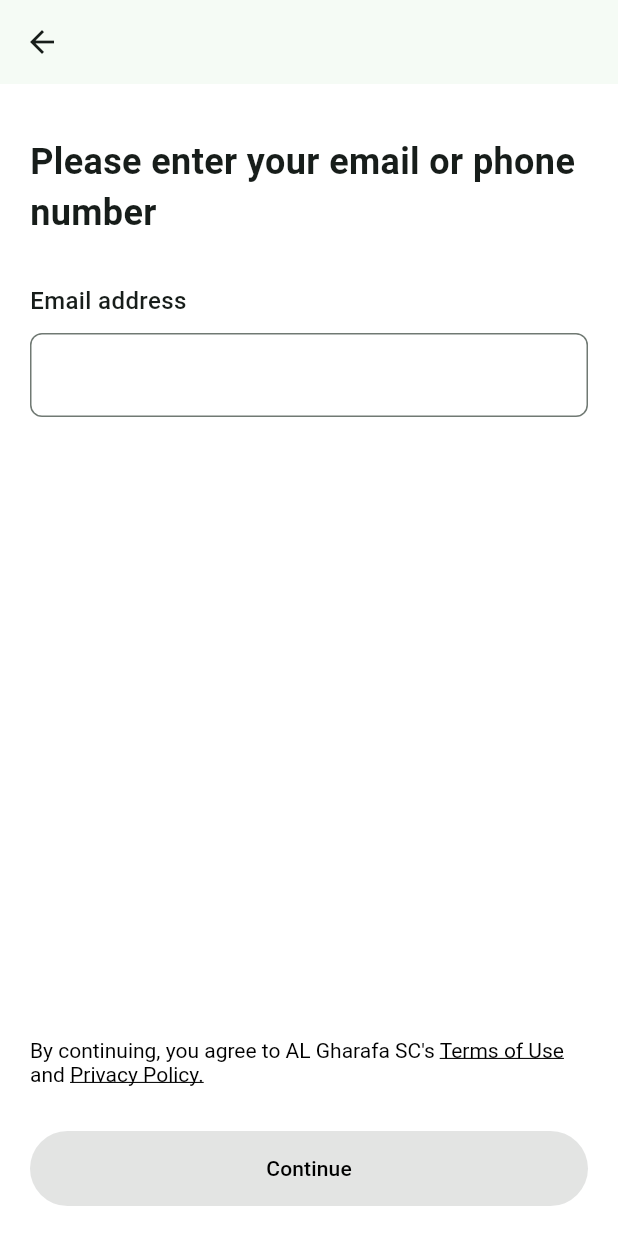
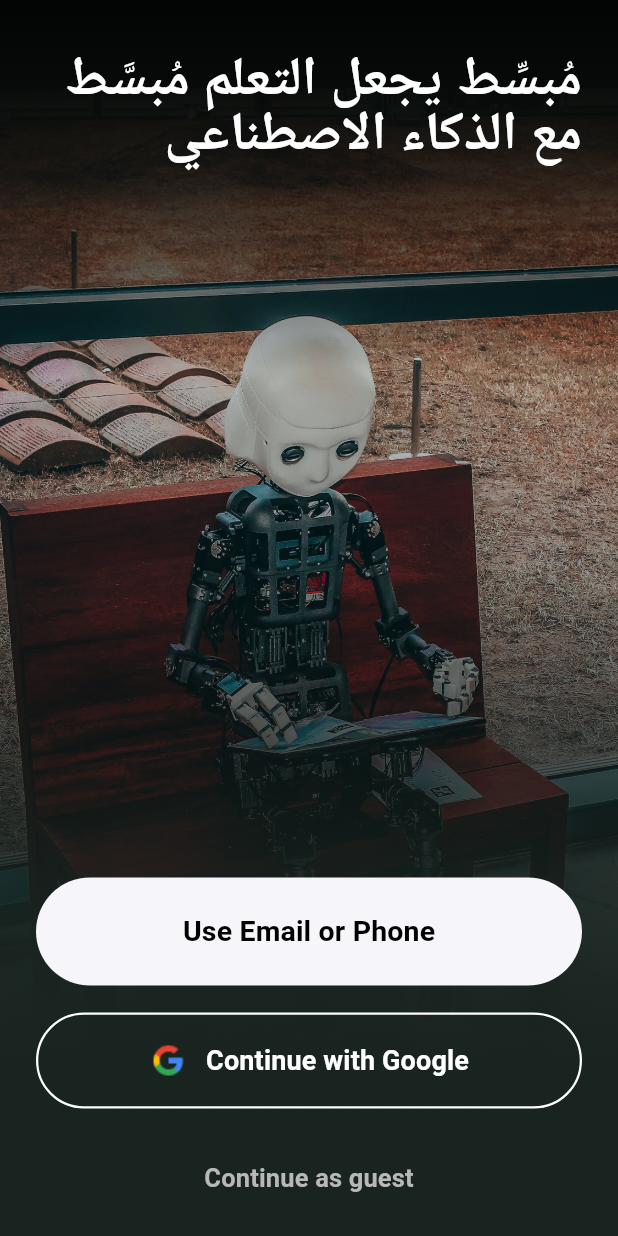
Before and after one commit to RashedKhalil7/Mubasset, a Flutter app: the screen it shows after launch, on a phone screen of 412 x 824 dp. Run offline on Flutter 3.47's test engine with Material 3 defaults, Android fonts, the light colour scheme and no system bars; our stand-ins replace flutter_svg, image_picker.

Commit message:
add onboarding screen

```diff
--- /dev/null
+++ b/lib/screens/onboarding_screen.dart
@@ -0,0 +1,258 @@
+import 'package:flutter/material.dart';
+
+import '../Login_Feature/login.dart';
+import '../Home_Feature/home.dart';
+
+class OnboardingScreen extends StatelessWidget {
+  const OnboardingScreen({super.key});
+
+  @override
+  Widget build(BuildContext context) {
+    return Scaffold(
+      backgroundColor: const Color(0xFF19231F),
+
+      body: Stack(
+        fit: StackFit.expand,
+        children: [
+          // =========================
+          // BACKGROUND IMAGE
+          // =========================
+          Image.asset(
+            'assets/images/onboarding.png',
+            fit: BoxFit.cover,
+            errorBuilder: (_, __, ___) {
+              return const ColoredBox(color: Color(0xFF19231F));
+            },
+          ),
+
+          // =========================
+          // DARK OVERLAY
+          // =========================
+          const DecoratedBox(
+            decoration: BoxDecoration(
+              gradient: LinearGradient(
+                begin: Alignment.topCenter,
+                end: Alignment.bottomCenter,
+                colors: [
+                  Color(0xE6000000),
+                  Color(0x33000000),
+                  Color(0x66000000),
+                  Color(0xCC19231F),
+                  Color(0xFF19231F),
+                ],
+                stops: [0.0, 0.30, 0.55, 0.75, 1.0],
+              ),
+            ),
+            child: SizedBox.expand(),
+          ),
+
+          // =========================
+          // CONTENT
+          // =========================
+          SafeArea(
+            child: Padding(
+              padding: const EdgeInsets.symmetric(horizontal: 24),
+              child: Column(
+                children: [
+                  const SizedBox(height: 35),
+
+                  // =========================
+                  // HEADING
+                  // =========================
+                  const Text(
+                    'مُبسِّط يجعل التعلم مُبسَّط مع الذكاء الاصطناعي',
+                    textAlign: TextAlign.right,
+                    style: TextStyle(
+                      color: Colors.white,
+                      fontSize: 36,
+                      height: 0.98,
+                      letterSpacing: -0.5,
+                      fontWeight: FontWeight.w800,
+                    ),
+                  ),
+
+                  const Spacer(),
+
+                  // =========================
+                  // USE EMAIL OR PHONE
+                  // =========================
+                  _PrimaryButton(
+                    label: 'Use Email or Phone',
+                    onPressed: () {
+                      Navigator.push(
+                        context,
+                        MaterialPageRoute(
+                          builder: (context) => const LoginScreen(),
+                        ),
+                      );
+                    },
+                  ),
+
+                  const SizedBox(height: 18),
+
+                  // =========================
+                  // GOOGLE BUTTON
+                  // =========================
+                  _GoogleButton(onPressed: () {}),
+
+                  const SizedBox(height: 22),
+
+                  // =========================
+                  // CONTINUE AS GUEST
+                  // =========================
+                  TextButton(
+                    onPressed: () {
+                      Navigator.push(
+                        context,
+                        MaterialPageRoute(
+                          builder: (context) => const HomeScreen(),
+                        ),
+                      );
+                    },
+                    style: TextButton.styleFrom(
+                      foregroundColor: const Color(0xFFB8B8B8),
+                    ),
+                    child: const Text(
+                      'Continue as guest',
+                      style: TextStyle(
+                        fontSize: 17,
+                        fontWeight: FontWeight.w600,
+                      ),
+                    ),
+                  ),
+
+                  const SizedBox(height: 15),
+                ],
+              ),
+            ),
+          ),
+        ],
+      ),
+    );
+  }
+}
+
+// =====================================================
+// PRIMARY BUTTON
+// =====================================================
+
+class _PrimaryButton extends StatelessWidget {
+  const _PrimaryButton({required this.label, required this.onPressed});
+
+  final String label;
+  final VoidCallback onPressed;
+
+  @override
+  Widget build(BuildContext context) {
+    return SizedBox(
+      width: double.infinity,
+      height: 72,
+      child: ElevatedButton(
+        onPressed: onPressed,
+        style: ElevatedButton.styleFrom(
+          elevation: 0,
+
+          // Off-white color from the design
+          backgroundColor: const Color(0xFFF5F5FA),
+
+          // Black button text
+          foregroundColor: Colors.black,
+
+          shape: RoundedRectangleBorder(
+            borderRadius: BorderRadius.circular(40),
+          ),
+        ),
+        child: Text(
+          label,
+          style: const TextStyle(fontSize: 19, fontWeight: FontWeight.w700),
+        ),
+      ),
+    );
+  }
+}
+
+// =====================================================
+// GOOGLE BUTTON
+// =====================================================
+
+class _GoogleButton extends StatelessWidget {
+  const _GoogleButton({required this.onPressed});
+
+  final VoidCallback onPressed;
+
+  @override
+  Widget build(BuildContext context) {
+    return SizedBox(
+      width: double.infinity,
+      height: 64,
+      child: OutlinedButton(
+        onPressed: onPressed,
+        style: OutlinedButton.styleFrom(
+          foregroundColor: Colors.white,
+
+          // White outline
+          side: const BorderSide(color: Colors.white, width: 1.5),
+
+          shape: RoundedRectangleBorder(
+            borderRadius: BorderRadius.circular(40),
+          ),
+        ),
+        child: Row(
+          mainAxisAlignment: MainAxisAlignment.center,
+          children: [
+            const _GoogleLogo(),
+
+            const SizedBox(width: 12),
+
+            const Text(
+              'Continue with Google',
+              style: TextStyle(
+                fontSize: 18,
+                fontWeight: FontWeight.w700,
+                color: Colors.white,
+              ),
+            ),
+          ],
+        ),
+      ),
+    );
+  }
+}
+
+// =====================================================
+// GOOGLE LOGO
+// =====================================================
+
+class _GoogleLogo extends StatelessWidget {
+  const _GoogleLogo();
+
+  @override
+  Widget build(BuildContext context) {
+    return Image.asset(
+      'assets/images/google_icon.png',
+      width: 26,
+      height: 26,
+
+      // Fallback if Google logo is not found
+      errorBuilder: (_, __, ___) {
+        return Container(
+          width: 26,
+          height: 26,
+          alignment: Alignment.center,
+          decoration: const BoxDecoration(
+            color: Colors.white,
+            shape: BoxShape.circle,
+          ),
+          child: const Text(
+            'G',
+            style: TextStyle(
+              color: Color(0xFF4285F4),
+              fontSize: 17,
+              fontWeight: FontWeight.w700,
+            ),
+          ),
+        );
+      },
+    );
+  }
+}
--- a/lib/screens/splash_screen.dart
+++ b/lib/screens/splash_screen.dart
@@ -1,7 +1,11 @@
 import 'dart:async';
 
+import 'onboarding_screen.dart';
+
 import 'package:flutter/material.dart';
+
 import '../Login_Feature/login.dart';
+
 class SplashScreen extends StatefulWidget {
   const SplashScreen({super.key});
 
@@ -14,17 +18,12 @@ class _SplashScreenState extends State<SplashScreen> {
   void initState() {
     super.initState();
 
-    Timer(
-      const Duration(seconds: 3),
-      () {
-        Navigator.pushReplacement(
-          context,
-          MaterialPageRoute(
-            builder: (context) => const LoginScreen(),
-          ),
-        );
-      },
-    );
+    Timer(const Duration(seconds: 3), () {
+      Navigator.pushReplacement(
+        context,
+        MaterialPageRoute(builder: (context) => const OnboardingScreen()),
+      );
+    });
   }
 
   @override
@@ -32,12 +31,7 @@ class _SplashScreenState extends State<SplashScreen> {
     return Scaffold(
       backgroundColor: const Color(0xFF12A277),
 
-      body: Center(
-        child: Image.asset(
-          'assets/images/logo.png',
-          width: 220,
-        ),
-      ),
+      body: Center(child: Image.asset('assets/images/logo.png', width: 220)),
     );
   }
 }
--- a/pubspec.yaml
+++ b/pubspec.yaml
@@ -65,6 +65,8 @@ flutter:
     - assets/images/logo.png
     - assets/images/robot.svg
     - assets/images/send.svg
+    - assets/images/onboarding.png
+    - assets/images/google_icon.png
 
   # An image asset can refer to one or more resolution-specific "variants", see
   # https://flutter.dev/to/resolution-aware-images
```
Also changed, not shown: assets/images/google_icon.png (added), assets/images/onboarding.png (added).
